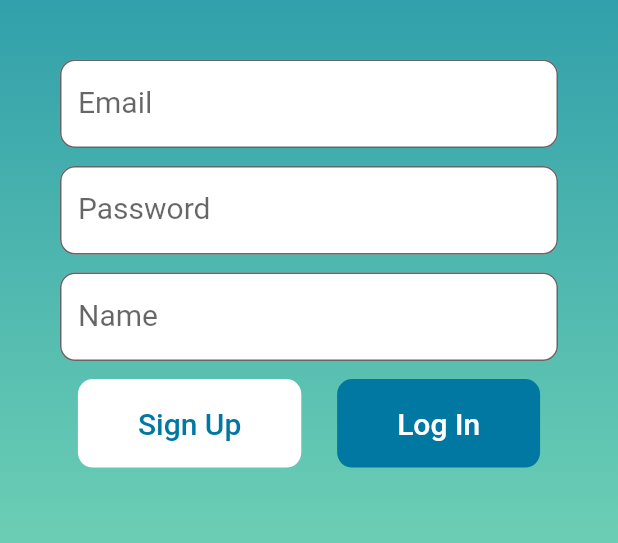
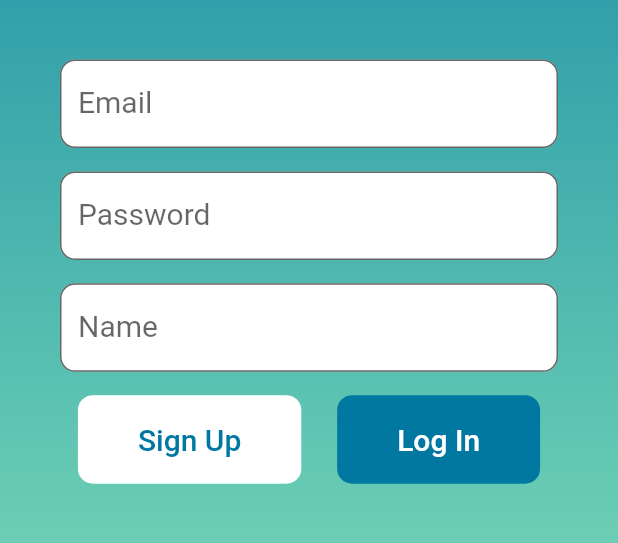
Before and after one commit to ayang726/flutterfire_test, a Flutter app: the Signup screen opened directly, on a phone screen of 412 x 824 dp, the part 472-1015 px from its top. Run offline on Flutter 3.47's test engine with Material 2 defaults, Android fonts, the phone set to English and light mode, and no system bars; our stand-ins replace firebase_auth, firebase_dynamic_links, flutter_spinkit; accounts and stored records are empty.

Commit message:
Redesign of signup.dart

```diff
--- a/lib/screens/authentication/authenticate.dart
+++ b/lib/screens/authentication/authenticate.dart
@@ -40,7 +40,7 @@ class _AuthenticateState extends State<Authenticate> {
     });
   }
 
-  final V2 = true;
+  final V2 = false;
   @override
   Widget build(BuildContext context) {
     if (V2) {
--- a/lib/screens/authentication/signup.dart
+++ b/lib/screens/authentication/signup.dart
@@ -79,7 +79,7 @@ class _SignupState extends State<Signup> {
                       key: _authFormKey,
                       child: Container(
                         margin: EdgeInsets.symmetric(horizontal: 40),
-                        height: 300,
+                        height: 330,
                         child: Column(
                           mainAxisAlignment: MainAxisAlignment.spaceBetween,
                           children: <Widget>[
@@ -157,6 +157,7 @@ class _SignupState extends State<Signup> {
                               error,
                               style: TextStyle(color: Colors.red),
                             ),
+                            Container()
                           ],
                         ),
                       ),
```
